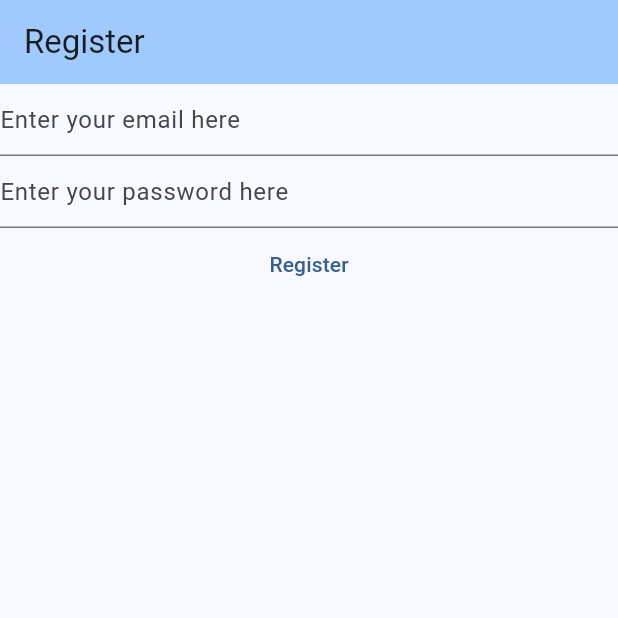
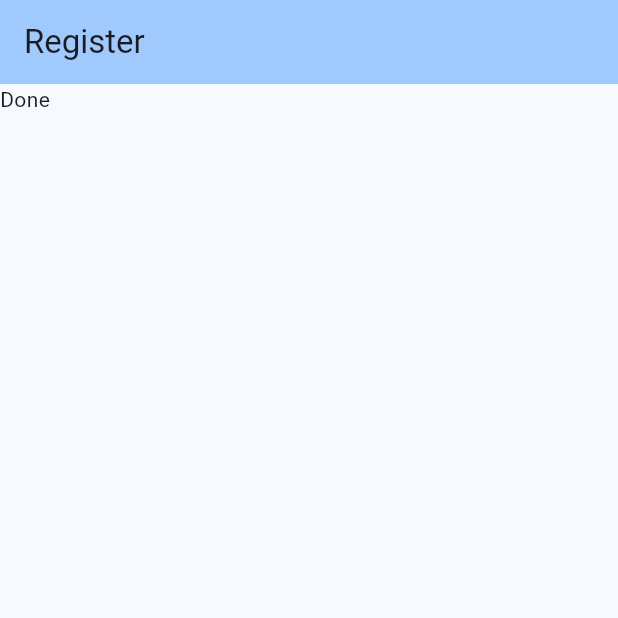
Before and after one commit to gustavo-martins-pereira/My_Notes-Flutter_Basics, a Flutter app: the screen it shows after launch, on a phone screen of 412 x 824 dp, the top half of it. Run offline on Flutter 3.47's test engine with Material 3 defaults, Android fonts, the phone set to English and light mode, and no system bars; our stand-ins replace firebase_auth, firebase_core; accounts and stored records are empty.

```diff
--- a/lib/main.dart
+++ b/lib/main.dart
@@ -13,28 +13,13 @@ Future<void> main() async {
       theme: ThemeData(
         colorScheme: ColorScheme.fromSeed(seedColor: Colors.blue),
       ),
-      home: const RegisterView(),
+      home: const HomePage(),
     )
   );
 }
 
-class RegisterView extends StatefulWidget {
-  const RegisterView({super.key});
-
-  @override
-  State<RegisterView> createState() => _RegisterViewState();
-}
-
-class _RegisterViewState extends State<RegisterView> {
-  late final TextEditingController _email = TextEditingController();
-  late final TextEditingController _password = TextEditingController();
-
-  @override
-  void dispose() {
-    _email.dispose();
-    _password.dispose();
-    super.dispose();
-  }
+class HomePage extends StatelessWidget {
+  const HomePage({super.key});
 
   @override
   Widget build(BuildContext context) {
@@ -50,55 +35,14 @@ class _RegisterViewState extends State<RegisterView> {
         builder: (BuildContext context, AsyncSnapshot<dynamic> snapshot) {
           switch(snapshot.connectionState) {
             case ConnectionState.done:
-              return Column(
-                children: [
-                  TextField(
-                    controller: _email,
-                    enableSuggestions: false,
-                    autocorrect: false,
-                    keyboardType: TextInputType.emailAddress,
-                    decoration: InputDecoration(
-                      hintText: "Enter your email here",
-                    ),
-                  ),
-                  TextField(
-                    controller: _password,
-                    obscureText: true,
-                    enableSuggestions: false,
-                    autocorrect: false,
-                    decoration: InputDecoration(
-                      hintText: "Enter your password here",
-                    ),
-                  ),
-                  TextButton(
-                    onPressed: () async {
-                      final email = _email.text;
-                      final password = _password.text;
+              final user = FirebaseAuth.instance.currentUser;
+              if(user?.emailVerified ?? false) {
+                print("Email verified");
+              } else {
+                print("You need to verify your email");
+              }
 
-                      try {
-                        final userCredential = await FirebaseAuth.instance
-                            .createUserWithEmailAndPassword(
-                          email: email,
-                          password: password,
-                        );
-                        print(userCredential);
-                      } on FirebaseAuthException catch (error) {
-                        print(error.code);
-                        if(error.code == "invalid-email") {
-                          print(error.message);
-                        }
-                        if(error.code == "email-already-in-use") {
-                          print(error.message);
-                        }
-                        if(error.code == "weak-password") {
-                          print(error.message);
-                        }
-                      }
-                    },
-                    child: Text("Register"),
-                  ),
-                ],
-              );
+              return Text("Done");
             default:
               return Text("Loading...");
           }
```
Also changed, not shown: lib/views/register_view.dart (added, +95 -0 lines).
